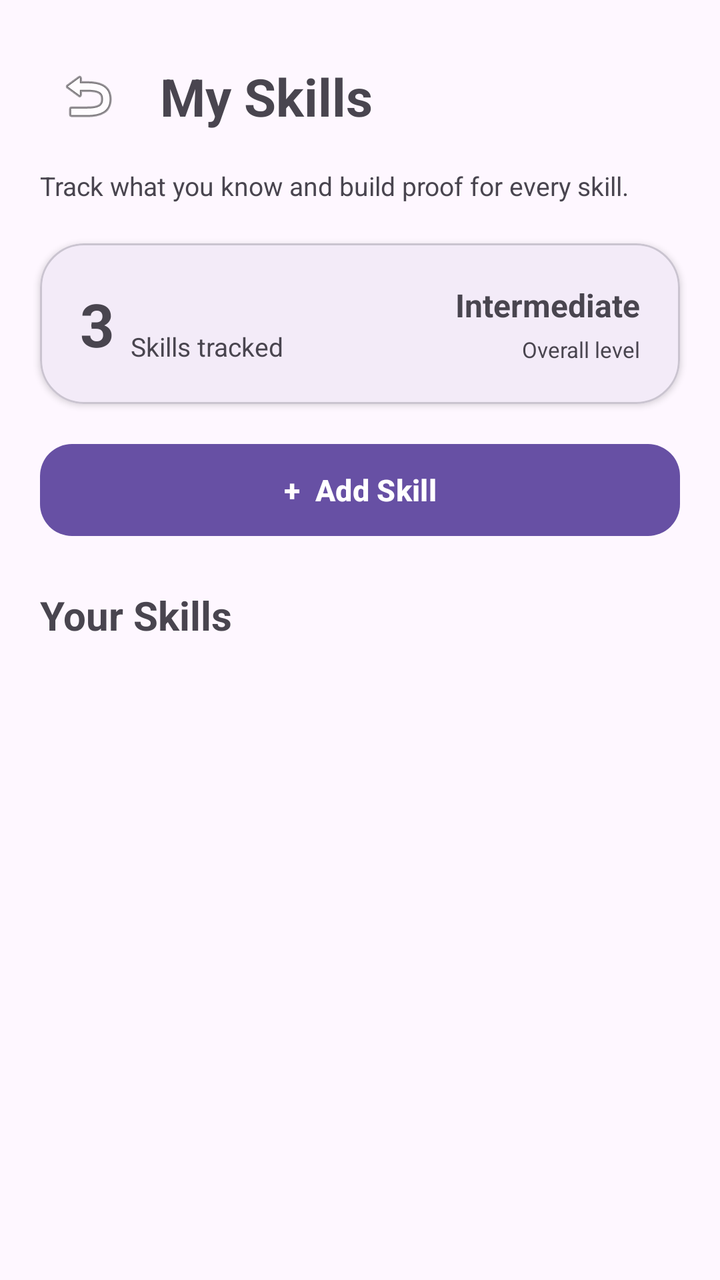
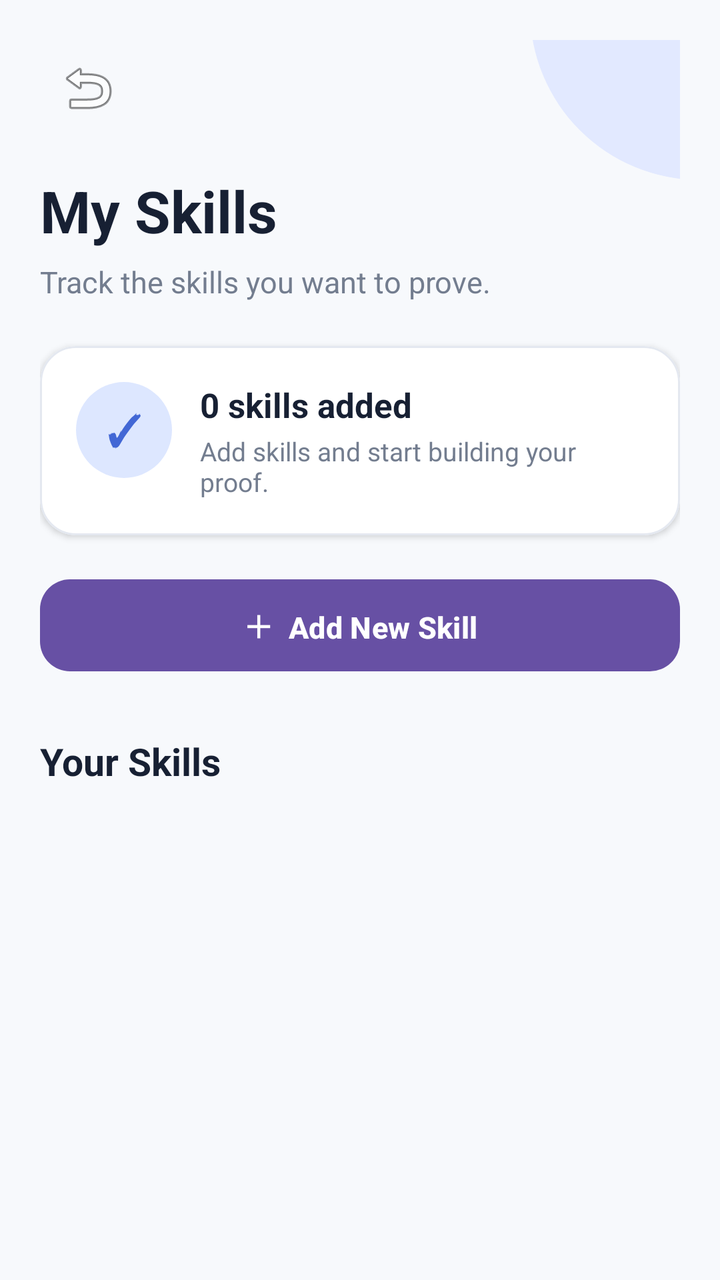

Before-and-after screenshots of an Android layout around one commit, followed by the original layout XML and the change that was made.
<!-- AndroidManifest.xml: application theme Theme.Skill_Proof_MAD_ASSIGNMENT_1 -->
<!-- res/layout/activity_skills.xml -->
<?xml version="1.0" encoding="utf-8"?>
<androidx.constraintlayout.widget.ConstraintLayout
    xmlns:android="http://schemas.android.com/apk/res/android"
    xmlns:app="http://schemas.android.com/apk/res-auto"
    android:layout_width="match_parent"
    android:layout_height="match_parent"
    android:background="?android:colorBackground">

    <ImageButton
        android:id="@+id/btnBack"
        android:layout_width="48dp"
        android:layout_height="48dp"
        android:layout_marginStart="20dp"
        android:layout_marginTop="24dp"
        android:background="?attr/selectableItemBackgroundBorderless"
        android:contentDescription="Back"
        android:padding="12dp"
        android:src="@android:drawable/ic_menu_revert"
        app:layout_constraintStart_toStartOf="parent"
        app:layout_constraintTop_toTopOf="parent" />

    <TextView
        android:id="@+id/tvTitle"
        android:layout_width="0dp"
        android:layout_height="wrap_content"
        android:layout_marginStart="12dp"
        android:layout_marginEnd="20dp"
        android:text="My Skills"
        android:textSize="26sp"
        android:textStyle="bold"
        app:layout_constraintBottom_toBottomOf="@id/btnBack"
        app:layout_constraintEnd_toEndOf="parent"
        app:layout_constraintStart_toEndOf="@id/btnBack"
        app:layout_constraintTop_toTopOf="@id/btnBack" />

    <TextView
        android:id="@+id/tvSubtitle"
        android:layout_width="0dp"
        android:layout_height="wrap_content"
        android:layout_marginStart="20dp"
        android:layout_marginTop="12dp"
        android:layout_marginEnd="20dp"
        android:text="Track what you know and build proof for every skill."
        android:textSize="13sp"
        app:layout_constraintEnd_toEndOf="parent"
        app:layout_constraintStart_toStartOf="parent"
        app:layout_constraintTop_toBottomOf="@id/btnBack" />

    <com.google.android.material.card.MaterialCardView
        android:id="@+id/summaryCard"
        android:layout_width="0dp"
        android:layout_height="wrap_content"
        android:layout_marginStart="20dp"
        android:layout_marginTop="20dp"
        android:layout_marginEnd="20dp"
        app:cardCornerRadius="22dp"
        app:cardElevation="2dp"
        app:layout_constraintEnd_toEndOf="parent"
        app:layout_constraintStart_toStartOf="parent"
        app:layout_constraintTop_toBottomOf="@id/tvSubtitle">

        <androidx.constraintlayout.widget.ConstraintLayout
            android:layout_width="match_parent"
            android:layout_height="wrap_content"
            android:padding="20dp">

            <TextView
                android:id="@+id/tvSkillCount"
                android:layout_width="wrap_content"
                android:layout_height="wrap_content"
                android:text="3"
                android:textSize="30sp"
                android:textStyle="bold"
                app:layout_constraintStart_toStartOf="parent"
                app:layout_constraintTop_toTopOf="parent" />

            <TextView
                android:id="@+id/tvSkillCountLabel"
                android:layout_width="wrap_content"
                android:layout_height="wrap_content"
                android:layout_marginStart="8dp"
                android:text="Skills tracked"
                android:textSize="13sp"
                app:layout_constraintBottom_toBottomOf="@id/tvSkillCount"
                app:layout_constraintStart_toEndOf="@id/tvSkillCount" />

            <TextView
                android:id="@+id/tvAverageLevel"
                android:layout_width="wrap_content"
                android:layout_height="wrap_content"
                android:text="Intermediate"
                android:textSize="16sp"
                android:textStyle="bold"
                app:layout_constraintEnd_toEndOf="parent"
                app:layout_constraintTop_toTopOf="@id/tvSkillCount" />

            <TextView
                android:id="@+id/tvAverageLabel"
                android:layout_width="wrap_content"
                android:layout_height="wrap_content"
                android:layout_marginTop="4dp"
                android:text="Overall level"
                android:textSize="11sp"
                app:layout_constraintEnd_toEndOf="parent"
                app:layout_constraintTop_toBottomOf="@id/tvAverageLevel" />

        </androidx.constraintlayout.widget.ConstraintLayout>

    </com.google.android.material.card.MaterialCardView>

    <com.google.android.material.button.MaterialButton
        android:id="@+id/btnAddSkill"
        android:layout_width="0dp"
        android:layout_height="54dp"
        android:layout_marginStart="20dp"
        android:layout_marginTop="16dp"
        android:layout_marginEnd="20dp"
        android:text="+  Add Skill"
        android:textAllCaps="false"
        android:textSize="15sp"
        android:textStyle="bold"
        app:cornerRadius="16dp"
        app:layout_constraintEnd_toEndOf="parent"
        app:layout_constraintStart_toStartOf="parent"
        app:layout_constraintTop_toBottomOf="@id/summaryCard" />

    <TextView
        android:id="@+id/tvYourSkills"
        android:layout_width="wrap_content"
        android:layout_height="wrap_content"
        android:layout_marginStart="20dp"
        android:layout_marginTop="22dp"
        android:text="Your Skills"
        android:textSize="20sp"
        android:textStyle="bold"
        app:layout_constraintStart_toStartOf="parent"
        app:layout_constraintTop_toBottomOf="@id/btnAddSkill" />

    <androidx.recyclerview.widget.RecyclerView
        android:id="@+id/recyclerSkills"
        android:layout_width="0dp"
        android:layout_height="0dp"
        android:layout_marginStart="20dp"
        android:layout_marginTop="12dp"
        android:layout_marginEnd="20dp"
        android:clipToPadding="false"
        android:paddingBottom="24dp"
        app:layout_constraintBottom_toBottomOf="parent"
        app:layout_constraintEnd_toEndOf="parent"
        app:layout_constraintStart_toStartOf="parent"
        app:layout_constraintTop_toBottomOf="@id/tvYourSkills" />

</androidx.constraintlayout.widget.ConstraintLayout>
<!-- resources referenced by this layout -->
<resources>
  <style name="Theme.Skill_Proof_MAD_ASSIGNMENT_1" parent="Base.Theme.Skill_Proof_MAD_ASSIGNMENT_1" />
  <style name="Base.Theme.Skill_Proof_MAD_ASSIGNMENT_1" parent="Theme.Material3.DayNight.NoActionBar">
          
          
      </style>
</resources>

<!-- the commit's change to res/layout/activity_skills.xml (unified diff, before → after) -->
@@ -1,153 +1,318 @@
 <?xml version="1.0" encoding="utf-8"?>
-<androidx.constraintlayout.widget.ConstraintLayout
+<androidx.core.widget.NestedScrollView
+    xmlns:android="http://schemas.android.com/apk/res/android"
+    xmlns:app="http://schemas.android.com/apk/res-auto"
+    xmlns:tools="http://schemas.android.com/tools"
+    android:layout_width="match_parent"
+    android:layout_height="match_parent"
+    android:background="#F7F9FC"
+    android:fillViewport="true"
+    tools:context=".SkillsActivity">
+
+    <androidx.constraintlayout.widget.ConstraintLayout
+        android:layout_width="match_parent"
+        android:layout_height="wrap_content"
+        android:paddingStart="20dp"
+        android:paddingTop="20dp"
+        android:paddingEnd="20dp"
+        android:paddingBottom="28dp">
+
+        
+        
+        
+
+        <View
+            android:id="@+id/topDecoration"
+            android:layout_width="170dp"
+            android:layout_height="170dp"
+            android:background="@drawable/bg_login_circle"
+            android:translationX="95dp"
+            android:translationY="-100dp"
+            app:layout_constraintEnd_toEndOf="parent"
+            app:layout_constraintTop_toTopOf="parent" />
+
+        
+        
+        
+
+        <ImageButton
+            android:id="@+id/btnBack"
+            android:layout_width="48dp"
+            android:layout_height="48dp"
+            android:background="?attr/selectableItemBackgroundBorderless"
+            android:contentDescription="Back"
+            android:padding="12dp"
+            android:src="@android:drawable/ic_menu_revert"
+            app:layout_constraintStart_toStartOf="parent"
+            app:layout_constraintTop_toTopOf="parent" />
+
+        
+        
+        
+
+        <TextView
+            android:id="@+id/tvPageTitle"
+            android:layout_width="0dp"
+            android:layout_height="wrap_content"
+            android:layout_marginTop="18dp"
+            android:text="My Skills"
+            android:textColor="#172033"
+            android:textSize="29sp"
+            android:textStyle="bold"
+            app:layout_constraintEnd_toEndOf="parent"
+            app:layout_constraintStart_toStartOf="parent"
+            app:layout_constraintTop_toBottomOf="@id/btnBack" />
+
+        
+        
+        
+
+        <TextView
+            android:id="@+id/tvSubtitle"
+            android:layout_width="0dp"
+            android:layout_height="wrap_content"
+            android:layout_marginTop="6dp"
+            android:text="Track the skills you want to prove."
+            android:textColor="#737D8F"
+            android:textSize="15sp"
+            app:layout_constraintEnd_toEndOf="parent"
+            app:layout_constraintStart_toStartOf="parent"
+            app:layout_constraintTop_toBottomOf="@id/tvPageTitle" />
+
+        
+        
+        
+
+        <com.google.android.material.card.MaterialCardView
+            android:id="@+id/skillSummaryCard"
+            android:layout_width="0dp"
+            android:layout_height="wrap_content"
+            android:layout_marginTop="22dp"
+            app:cardBackgroundColor="@android:color/white"
+            app:cardCornerRadius="18dp"
+            app:cardElevation="2dp"
+            app:layout_constraintEnd_toEndOf="parent"
+            app:layout_constraintStart_toStartOf="parent"
+            app:layout_constraintTop_toBottomOf="@id/tvSubtitle"
+            app:strokeColor="#E4E8F0"
+            app:strokeWidth="1dp">
+
+            <androidx.constraintlayout.widget.ConstraintLayout
+                android:layout_width="match_parent"
+                android:layout_height="wrap_content"
+                android:padding="18dp">
+
+                
+
+                <TextView
+                    android:id="@+id/tvSkillIcon"
+                    android:layout_width="48dp"
+                    android:layout_height="48dp"
+                    android:background="@drawable/bg_circle"
+                    android:gravity="center"
+                    android:text="✓"
+                    android:textColor="#4267D5"
+                    android:textSize="21sp"
+                    android:textStyle="bold"
+                    app:layout_constraintStart_toStartOf="parent"
+                    app:layout_constraintTop_toTopOf="parent" />
+
+                
+
+                <TextView
+                    android:id="@+id/tvSkillCount"
+                    android:layout_width="0dp"
+                    android:layout_height="wrap_content"
+                    android:layout_marginStart="14dp"
+                    android:text="0 skills added"
+                    android:textColor="#172033"
+                    android:textSize="17sp"
+                    android:textStyle="bold"
+                    app:layout_constraintEnd_toEndOf="parent"
+                    app:layout_constraintStart_toEndOf="@id/tvSkillIcon"
+                    app:layout_constraintTop_toTopOf="@id/tvSkillIcon" />
+
+                
+
+                <TextView
+                    android:id="@+id/tvSkillSummary"
+                    android:layout_width="0dp"
+                    android:layout_height="wrap_content"
+                    android:layout_marginTop="3dp"
+                    android:text="Add skills and start building your proof."
+                    android:textColor="#737D8F"
+                    android:textSize="13sp"
+                    app:layout_constraintEnd_toEndOf="parent"
+                    app:layout_constraintStart_toStartOf="@id/tvSkillCount"
+                    app:layout_constraintTop_toBottomOf="@id/tvSkillCount" />
+
+            </androidx.constraintlayout.widget.ConstraintLayout>
+
+        </com.google.android.material.card.MaterialCardView>
+
+        
+        
+        
+
+        <com.google.android.material.button.MaterialButton
+            android:id="@+id/btnAddSkill"
+            android:layout_width="0dp"
+            android:layout_height="54dp"
+            android:layout_marginTop="18dp"
+            android:text="＋  Add New Skill"
+            android:textSize="15sp"
+            android:textStyle="bold"
+            app:cornerRadius="15dp"
+            app:layout_constraintEnd_toEndOf="parent"
+            app:layout_constraintStart_toStartOf="parent"
+            app:layout_constraintTop_toBottomOf="@id/skillSummaryCard" />
+
+        
+        
+        
+
+        <TextView
+            android:id="@+id/tvSkillsSectionTitle"
+            android:layout_width="0dp"
+            android:layout_height="wrap_content"
+            android:layout_marginTop="28dp"
+            android:text="Your Skills"
+            android:textColor="#172033"
+            android:textSize="19sp"
+            android:textStyle="bold"
+            app:layout_constraintEnd_toEndOf="parent"
+            app:layout_constraintStart_toStartOf="parent"
+            app:layout_constraintTop_toBottomOf="@id/btnAddSkill" />
+
+        
+        
+        
+
+        <TextView
+            android:id="@+id/tvEmptySkills"
+            android:layout_width="0dp"
+            android:layout_height="wrap_content"
+            android:layout_marginTop="22dp"
+            android:gravity="center"
+            android:padding="30dp"
+            android:text="No skills added yet.\n\nTap “Add New Skill” to get started."
+            android:textColor="#737D8F"
+            android:textSize="15sp"
+            android:visibility="gone"
+            app:layout_constraintEnd_toEndOf="parent"
+            app:layout_constraintStart_toStartOf="parent"
+            app:layout_constraintTop_toBottomOf="@id/tvSkillsSectionTitle" />
+
+        
+        
+        
+
+        <androidx.recyclerview.widget.RecyclerView
+            android:id="@+id/recyclerSkills"
+            android:layout_width="0dp"
+            android:layout_height="wrap_content"
+            android:layout_marginTop="14dp"
+            android:clipToPadding="false"
+            android:nestedScrollingEnabled="false"
+            android:paddingBottom="8dp"
+            app:layout_constraintEnd_toEndOf="parent"
+            app:layout_constraintStart_toStartOf="parent"
+            app:layout_constraintTop_toBottomOf="@id/tvSkillsSectionTitle"
+            tools:itemCount="3"
+            tools:listitem="@layout/item_skill" />
+
+    </androidx.constraintlayout.widget.ConstraintLayout>
+
+</androidx.core.widget.NestedScrollView>
+<!-- res/layout/item_skill.xml (included above) -->
+<?xml version="1.0" encoding="utf-8"?>
+<com.google.android.material.card.MaterialCardView
     xmlns:android="http://schemas.android.com/apk/res/android"
     xmlns:app="http://schemas.android.com/apk/res-auto"
     android:layout_width="match_parent"
-    android:layout_height="match_parent"
-    android:background="?android:colorBackground">
-
-    <ImageButton
-        android:id="@+id/btnBack"
-        android:layout_width="48dp"
-        android:layout_height="48dp"
-        android:layout_marginStart="20dp"
-        android:layout_marginTop="24dp"
-        android:background="?attr/selectableItemBackgroundBorderless"
-        android:contentDescription="Back"
-        android:padding="12dp"
-        android:src="@android:drawable/ic_menu_revert"
-        app:layout_constraintStart_toStartOf="parent"
-        app:layout_constraintTop_toTopOf="parent" />
-
-    <TextView
-        android:id="@+id/tvTitle"
-        android:layout_width="0dp"
+    android:layout_height="wrap_content"
+    android:layout_marginStart="16dp"
+    android:layout_marginEnd="16dp"
+    android:layout_marginBottom="12dp"
+    app:cardCornerRadius="18dp"
+    app:cardElevation="2dp"
+    app:strokeWidth="1dp">
+
+    <androidx.constraintlayout.widget.ConstraintLayout
+        android:layout_width="match_parent"
         android:layout_height="wrap_content"
-        android:layout_marginStart="12dp"
-        android:layout_marginEnd="20dp"
-        android:text="My Skills"
-        android:textSize="26sp"
-        android:textStyle="bold"
-        app:layout_constraintBottom_toBottomOf="@id/btnBack"
-        app:layout_constraintEnd_toEndOf="parent"
-        app:layout_constraintStart_toEndOf="@id/btnBack"
-        app:layout_constraintTop_toTopOf="@id/btnBack" />
-
-    <TextView
-        android:id="@+id/tvSubtitle"
-        android:layout_width="0dp"
-        android:layout_height="wrap_content"
-        android:layout_marginStart="20dp"
-        android:layout_marginTop="12dp"
-        android:layout_marginEnd="20dp"
-        android:text="Track what you know and build proof for every skill."
-        android:textSize="13sp"
-        app:layout_constraintEnd_toEndOf="parent"
-        app:layout_constraintStart_toStartOf="parent"
-        app:layout_constraintTop_toBottomOf="@id/btnBack" />
-
-    <com.google.android.material.card.MaterialCardView
-        android:id="@+id/summaryCard"
-        android:layout_width="0dp"
-        android:layout_height="wrap_content"
-        android:layout_marginStart="20dp"
-        android:layout_marginTop="20dp"
-        android:layout_marginEnd="20dp"
-        app:cardCornerRadius="22dp"
-        app:cardElevation="2dp"
-        app:layout_constraintEnd_toEndOf="parent"
-        app:layout_constraintStart_toStartOf="parent"
-        app:layout_constraintTop_toBottomOf="@id/tvSubtitle">
-
-        <androidx.constraintlayout.widget.ConstraintLayout
-            android:layout_width="match_parent"
-            android:layout_height="wrap_content"
-            android:padding="20dp">
-
-            <TextView
-                android:id="@+id/tvSkillCount"
-                android:layout_width="wrap_content"
-                android:layout_height="wrap_content"
-                android:text="3"
-                android:textSize="30sp"
-                android:textStyle="bold"
-                app:layout_constraintStart_toStartOf="parent"
-                app:layout_constraintTop_toTopOf="parent" />
-
-            <TextView
-                android:id="@+id/tvSkillCountLabel"
-                android:layout_width="wrap_content"
-                android:layout_height="wrap_content"
-                android:layout_marginStart="8dp"
-                android:text="Skills tracked"
-                android:textSize="13sp"
-                app:layout_constraintBottom_toBottomOf="@id/tvSkillCount"
-                app:layout_constraintStart_toEndOf="@id/tvSkillCount" />
-
-            <TextView
-                android:id="@+id/tvAverageLevel"
-                android:layout_width="wrap_content"
-                android:layout_height="wrap_content"
-                android:text="Intermediate"
-                android:textSize="16sp"
-                android:textStyle="bold"
-                app:layout_constraintEnd_toEndOf="parent"
-                app:layout_constraintTop_toTopOf="@id/tvSkillCount" />
-
-            <TextView
-                android:id="@+id/tvAverageLabel"
-                android:layout_width="wrap_content"
-                android:layout_height="wrap_content"
-                android:layout_marginTop="4dp"
-                android:text="Overall level"
-                android:textSize="11sp"
-                app:layout_constraintEnd_toEndOf="parent"
-                app:layout_constraintTop_toBottomOf="@id/tvAverageLevel" />
-
-        </androidx.constraintlayout.widget.ConstraintLayout>
-
-    </com.google.android.material.card.MaterialCardView>
-
-    <com.google.android.material.button.MaterialButton
-        android:id="@+id/btnAddSkill"
-        android:layout_width="0dp"
-        android:layout_height="54dp"
-        android:layout_marginStart="20dp"
-        android:layout_marginTop="16dp"
-        android:layout_marginEnd="20dp"
-        android:text="+  Add Skill"
-        android:textAllCaps="false"
-        android:textSize="15sp"
-        android:textStyle="bold"
-        app:cornerRadius="16dp"
-        app:layout_constraintEnd_toEndOf="parent"
-        app:layout_constraintStart_toStartOf="parent"
-        app:layout_constraintTop_toBottomOf="@id/summaryCard" />
-
-    <TextView
-        android:id="@+id/tvYourSkills"
-        android:layout_width="wrap_content"
-        android:layout_height="wrap_content"
-        android:layout_marginStart="20dp"
-        android:layout_marginTop="22dp"
-        android:text="Your Skills"
-        android:textSize="20sp"
-        android:textStyle="bold"
-        app:layout_constraintStart_toStartOf="parent"
-        app:layout_constraintTop_toBottomOf="@id/btnAddSkill" />
-
-    <androidx.recyclerview.widget.RecyclerView
-        android:id="@+id/recyclerSkills"
-        android:layout_width="0dp"
-        android:layout_height="0dp"
-        android:layout_marginStart="20dp"
-        android:layout_marginTop="12dp"
-        android:layout_marginEnd="20dp"
-        android:clipToPadding="false"
-        android:paddingBottom="24dp"
-        app:layout_constraintBottom_toBottomOf="parent"
-        app:layout_constraintEnd_toEndOf="parent"
-        app:layout_constraintStart_toStartOf="parent"
-        app:layout_constraintTop_toBottomOf="@id/tvYourSkills" />
-
-</androidx.constraintlayout.widget.ConstraintLayout>
+        android:padding="16dp">
+
+        
+
+        <TextView
+            android:id="@+id/tvSkillName"
+            android:layout_width="0dp"
+            android:layout_height="wrap_content"
+            android:text="Java"
+            android:textSize="18sp"
+            android:textStyle="bold"
+            android:textColor="?android:attr/textColorPrimary"
+            app:layout_constraintStart_toStartOf="parent"
+            app:layout_constraintEnd_toStartOf="@id/tvSkillProgress"
+            app:layout_constraintTop_toTopOf="parent"
+            android:layout_marginEnd="12dp" />
+
+        
+
+        <TextView
+            android:id="@+id/tvSkillProgress"
+            android:layout_width="wrap_content"
+            android:layout_height="wrap_content"
+            android:text="70%"
+            android:textSize="14sp"
+            android:textStyle="bold"
+            android:textColor="?attr/colorPrimary"
+            app:layout_constraintEnd_toEndOf="parent"
+            app:layout_constraintTop_toTopOf="parent" />
+
+        
+
+        <TextView
+            android:id="@+id/tvSkillLevel"
+            android:layout_width="0dp"
+            android:layout_height="wrap_content"
+            android:layout_marginTop="6dp"
+            android:text="Level: Intermediate"
+            android:textSize="13sp"
+            android:textColor="?android:attr/textColorSecondary"
+            app:layout_constraintStart_toStartOf="parent"
+            app:layout_constraintEnd_toEndOf="parent"
+            app:layout_constraintTop_toBottomOf="@id/tvSkillName" />
+
+        
+
+        <ProgressBar
+            android:id="@+id/progressSkill"
+            style="?android:attr/progressBarStyleHorizontal"
+            android:layout_width="0dp"
+            android:layout_height="8dp"
+            android:layout_marginTop="14dp"
+            android:max="100"
+            android:progress="70"
+            app:layout_constraintStart_toStartOf="parent"
+            app:layout_constraintEnd_toEndOf="parent"
+            app:layout_constraintTop_toBottomOf="@id/tvSkillLevel" />
+
+        
+
+        <TextView
+            android:id="@+id/tvSkillProofStatus"
+            android:layout_width="wrap_content"
+            android:layout_height="wrap_content"
+            android:layout_marginTop="12dp"
+            android:text="● Not verified"
+            android:textSize="13sp"
+            android:textStyle="bold"
+            android:textColor="?android:attr/textColorSecondary"
+            app:layout_constraintStart_toStartOf="parent"
+            app:layout_constraintTop_toBottomOf="@id/progressSkill" />
+
+    </androidx.constraintlayout.widget.ConstraintLayout>
+
+</com.google.android.material.card.MaterialCardView>
<!-- resource entries referenced after the edit -->
@@ -1,5 +1,20 @@
 <!-- resources referenced by this layout -->
 <resources>
+  <!-- drawable bg_circle (drawable) -->
+  <?xml version="1.0" encoding="utf-8"?>
+  <shape xmlns:android="http://schemas.android.com/apk/res/android"
+      android:shape="oval">
+  
+      <solid android:color="#DDE7FF" />
+  
+  </shape>
+  <!-- drawable bg_login_circle (drawable) -->
+  <shape xmlns:android="http://schemas.android.com/apk/res/android"
+      android:shape="oval">
+  
+      <solid android:color="#E2E9FF" />
+  
+  </shape>
   <style name="Theme.Skill_Proof_MAD_ASSIGNMENT_1" parent="Base.Theme.Skill_Proof_MAD_ASSIGNMENT_1" />
   <style name="Base.Theme.Skill_Proof_MAD_ASSIGNMENT_1" parent="Theme.Material3.DayNight.NoActionBar">
           
